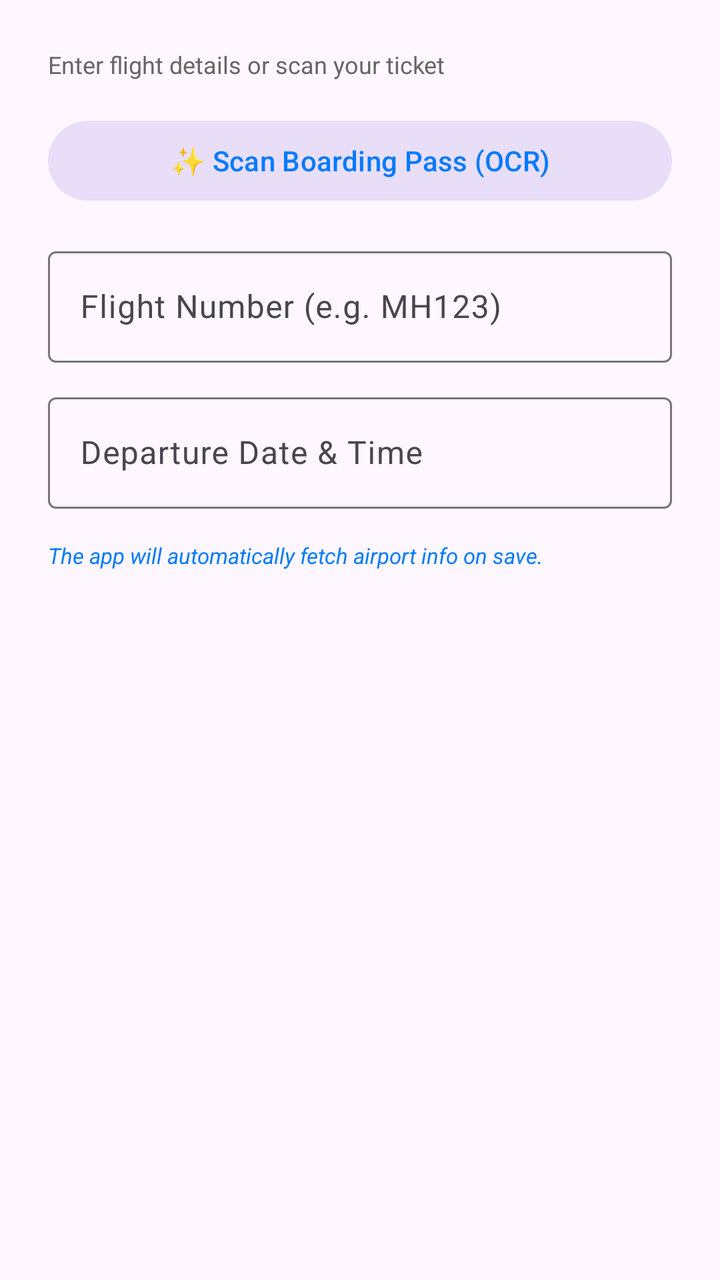
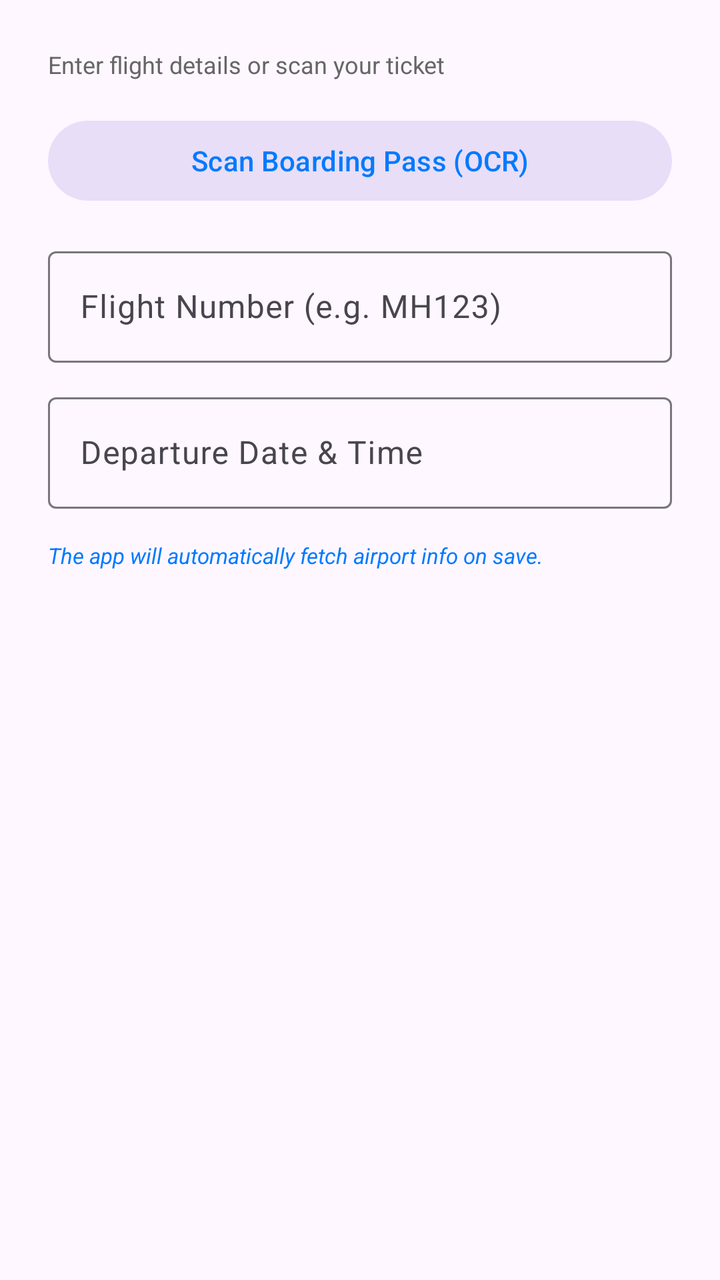

An Android layout rendered at two revisions. The XML below is the earlier revision; the diff shows what the commit changed to produce the second picture.
<!-- AndroidManifest.xml: application theme Theme.ProjectCecily -->
<!-- res/layout/dialog_add_flight.xml -->
<?xml version="1.0" encoding="utf-8"?>
<LinearLayout xmlns:android="http://schemas.android.com/apk/res/android"
    android:layout_width="match_parent"
    android:layout_height="wrap_content"
    android:orientation="vertical"
    android:padding="24dp">

    <TextView
        android:layout_width="wrap_content"
        android:layout_height="wrap_content"
        android:text="Enter flight details or scan your ticket"
        android:textColor="@color/text_secondary"
        android:textSize="12sp"
        android:layout_marginBottom="16dp"/>

    <Button
        android:id="@+id/btnScanTicket"
        style="@style/Widget.Material3.Button.TonalButton"
        android:layout_width="match_parent"
        android:layout_height="wrap_content"
        android:layout_marginBottom="16dp"
        android:text="✨ Scan Boarding Pass (OCR)" />

    <com.google.android.material.textfield.TextInputLayout
        android:layout_width="match_parent"
        android:layout_height="wrap_content"
        android:hint="Flight Number (e.g. MH123)">
        <com.google.android.material.textfield.TextInputEditText
            android:id="@+id/etFlightNum"
            android:layout_width="match_parent"
            android:layout_height="wrap_content"
            android:inputType="textCapCharacters" />
    </com.google.android.material.textfield.TextInputLayout>

    <com.google.android.material.textfield.TextInputLayout
        android:layout_width="match_parent"
        android:layout_height="wrap_content"
        android:layout_marginTop="12dp"
        android:hint="Departure Date &amp; Time">
        <com.google.android.material.textfield.TextInputEditText
            android:id="@+id/etFlightDate"
            android:layout_width="match_parent"
            android:layout_height="wrap_content"
            android:focusable="false"
            android:clickable="true" />
    </com.google.android.material.textfield.TextInputLayout>

    <TextView
        android:layout_width="wrap_content"
        android:layout_height="wrap_content"
        android:layout_marginTop="16dp"
        android:text="The app will automatically fetch airport info on save."
        android:textColor="@color/nav_selected"
        android:textSize="11sp"
        android:textStyle="italic" />

</LinearLayout>
<!-- resources referenced by this layout -->
<resources>
  <color name="nav_selected">#007AFF</color>
  <color name="text_secondary">#666666</color>
  <style name="Theme.ProjectCecily" parent="Base.Theme.ProjectCecily" />
  <style name="Base.Theme.ProjectCecily" parent="Theme.Material3.DayNight">
          
          <item name="colorPrimary">@color/nav_selected</item>
          <item name="windowActionBar">true</item>
          <item name="windowNoTitle">false</item>
  
          
          <item name="colorOnSecondaryContainer">@color/nav_selected</item>
      </style>
</resources>

<!-- the commit's change to res/layout/dialog_add_flight.xml (unified diff, before → after) -->
@@ -19,7 +19,7 @@
         android:layout_width="match_parent"
         android:layout_height="wrap_content"
         android:layout_marginBottom="16dp"
-        android:text="✨ Scan Boarding Pass (OCR)" />
+        android:text="Scan Boarding Pass (OCR)" />
 
     <com.google.android.material.textfield.TextInputLayout
         android:layout_width="match_parent"
